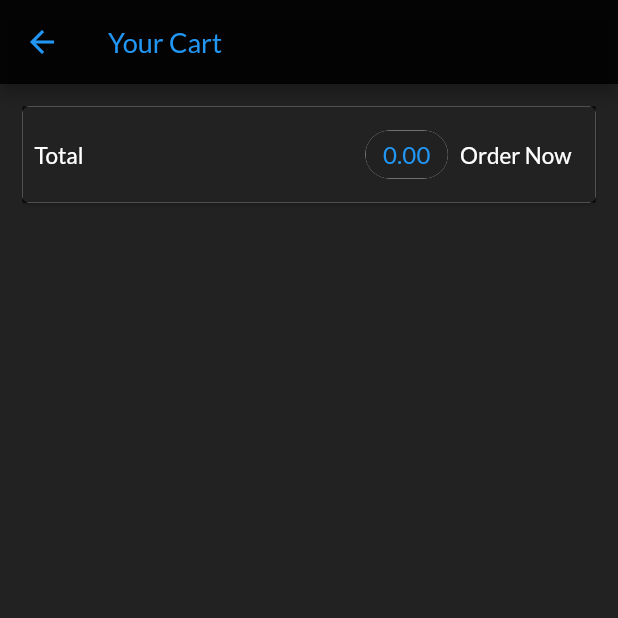
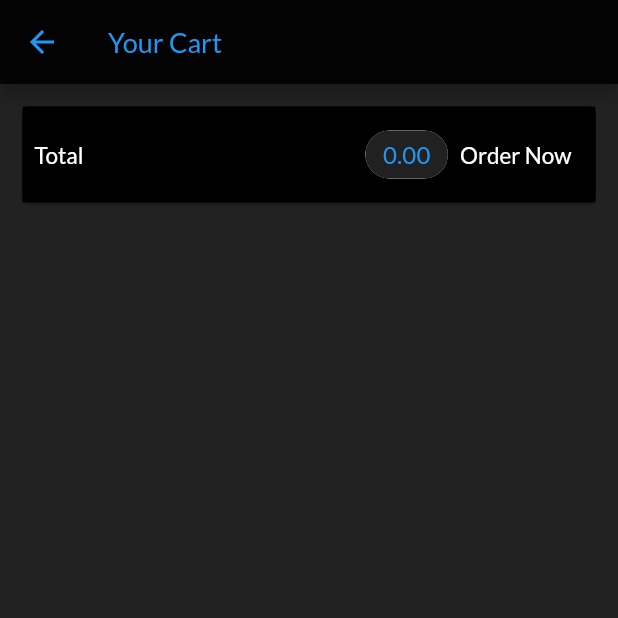
Before and after one commit to Hami0095/bazaar, a Flutter app: the CartScreen screen opened by its route, on a phone screen of 412 x 824 dp, the top half of it. Run offline on Flutter 3.47's test engine with Material 2 defaults, Android fonts, the phone set to English and light mode, and no system bars; our stand-ins replace lottie; network calls fail.

Commit message:
Cart and details screen themes updated

```diff
--- a/lib/Provider/productsProvider.dart
+++ b/lib/Provider/productsProvider.dart
@@ -6,7 +6,40 @@
 import 'package:http/http.dart' as http;
 
 class ProductsProvider with ChangeNotifier {
-  List<Product> _items = [];
+  List<Product> _items = [
+    Product(
+      id: 'p1',
+      title: 'Red Shirt',
+      description: 'A red shirt - it is pretty red!',
+      price: '29.99',
+      imageUrl:
+          'https://cdn.pixabay.com/photo/2016/10/02/22/17/red-t-shirt-1710578_1280.jpg',
+    ),
+    Product(
+      id: 'p2',
+      title: 'Trousers',
+      description: 'A nice pair of trousers.',
+      price: '59.99',
+      imageUrl:
+          'https://upload.wikimedia.org/wikipedia/commons/thumb/e/e8/Trousers%2C_dress_%28AM_1960.022-8%29.jpg/512px-Trousers%2C_dress_%28AM_1960.022-8%29.jpg',
+    ),
+    Product(
+      id: 'p3',
+      title: 'Yellow Scarf',
+      description: 'Warm and cozy - exactly what you need for the winter.',
+      price: '19.99',
+      imageUrl:
+          'https://live.staticflickr.com/4043/4438260868_cc79b3369d_z.jpg',
+    ),
+    Product(
+      id: 'p4',
+      title: 'A Pan',
+      description: 'Prepare any meal you want.',
+      price: '49.99',
+      imageUrl:
+          'https://upload.wikimedia.org/wikipedia/commons/thumb/1/14/Cast-Iron-Pan.jpg/1024px-Cast-Iron-Pan.jpg',
+    ),
+  ];
 
   List<Product> get items {
     return [..._items];
--- a/lib/Themes/mythemes.dart
+++ b/lib/Themes/mythemes.dart
@@ -9,6 +9,7 @@
     drawerTheme: const DrawerThemeData(
       backgroundColor: Colors.white,
     ),
+    cardColor: Colors.white,
     dividerTheme: const DividerThemeData(color: Colors.purple),
     textTheme: const TextTheme(
       labelLarge: TextStyle(
@@ -94,6 +95,8 @@
     scaffoldBackgroundColor: Colors.black87,
     primarySwatch: Colors.blue,
     dividerColor: Colors.blue,
+    cardColor: Colors.black,
+
     iconTheme: const IconThemeData(
       color: Colors.white,
     ),
```
Also changed, not shown: lib/screens/product_detail_screen.dart (+27 -17 lines), lib/widgets/cart_items.dart (+12 -1 lines).
